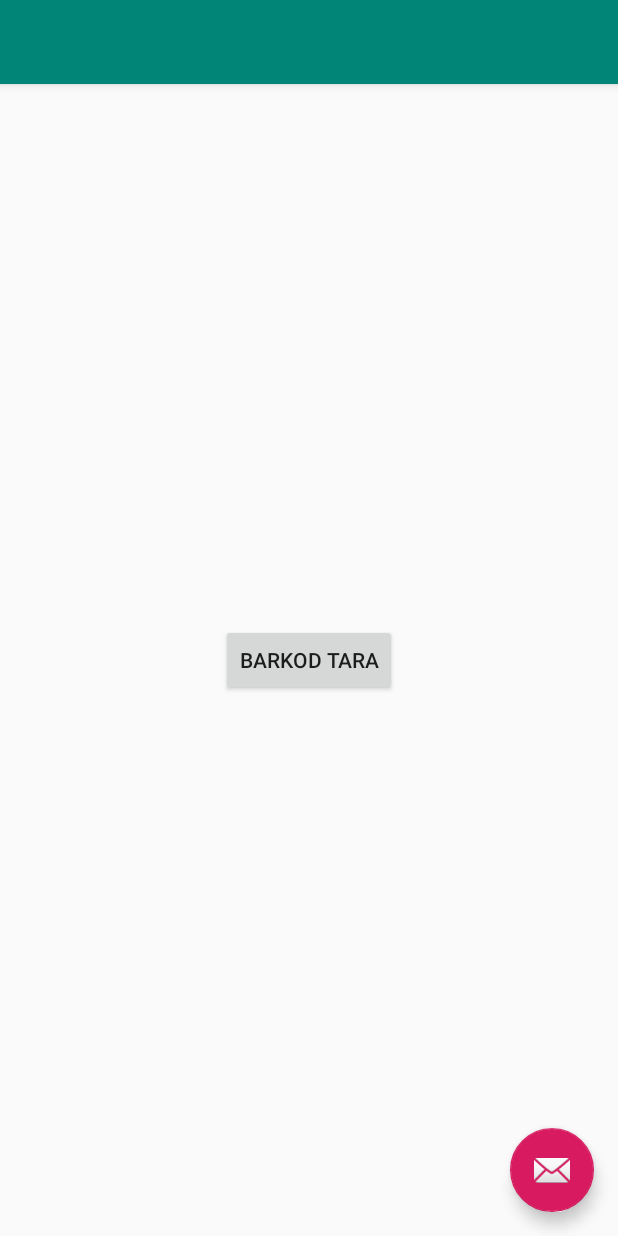
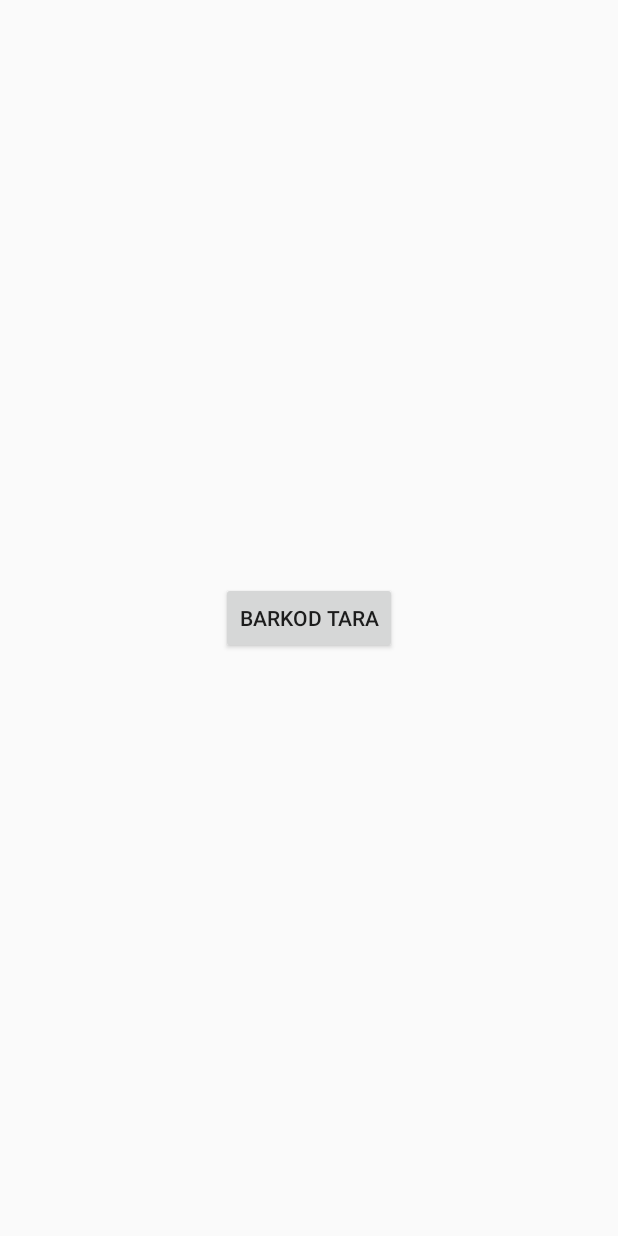
Before and after one commit to buldubu/poset, an Android app: the layout activity_main.xml on its own in the app's theme, with its tools: preview values and no code run, on a phone screen of 412 x 824 dp. Run offline under Robolectric (Android 15) with nearby library versions, the phone set to English and light mode, and no system bars.

Commit message:
little changes

```diff
--- a/Barcode/app/src/main/AndroidManifest.xml
+++ b/Barcode/app/src/main/AndroidManifest.xml
@@ -21,7 +21,7 @@
 
         android:usesCleartextTraffic="true"
 
-        android:theme="@style/AppTheme">
+        android:theme="@style/AppTheme.NoActionBar">
 
         <provider
             android:name="androidx.core.content.FileProvider"
--- a/Barcode/app/src/main/res/layout/activity_main.xml
+++ b/Barcode/app/src/main/res/layout/activity_main.xml
@@ -6,28 +6,9 @@
     android:layout_height="match_parent"
     tools:context=".MainActivity">
 
-    <com.google.android.material.appbar.AppBarLayout
-        android:layout_width="match_parent"
-        android:layout_height="wrap_content"
-        android:theme="@style/AppTheme.AppBarOverlay">
 
-        <androidx.appcompat.widget.Toolbar
-            android:id="@+id/toolbar"
-            android:layout_width="match_parent"
-            android:layout_height="?attr/actionBarSize"
-            android:background="?attr/colorPrimary"
-            app:popupTheme="@style/AppTheme.PopupOverlay" />
-
-    </com.google.android.material.appbar.AppBarLayout>
 
     <include layout="@layout/content_main" />
 
-    <com.google.android.material.floatingactionbutton.FloatingActionButton
-        android:id="@+id/fab"
-        android:layout_width="wrap_content"
-        android:layout_height="wrap_content"
-        android:layout_gravity="bottom|end"
-        android:layout_margin="@dimen/fab_margin"
-        app:srcCompat="@android:drawable/ic_dialog_email" />
 
 </androidx.coordinatorlayout.widget.CoordinatorLayout>
```
Also changed, not shown: Barcode/app/src/main/java/com/poset/barcode/MainActivity.java (+0 -39 lines), Barcode/app/src/main/res/layout/activity_scan_barcode.xml (+14 -3 lines), Barcode/app/src/main/java/com/poset/barcode/ScannedBarcodeActivity.java (line endings or trailing spaces).
